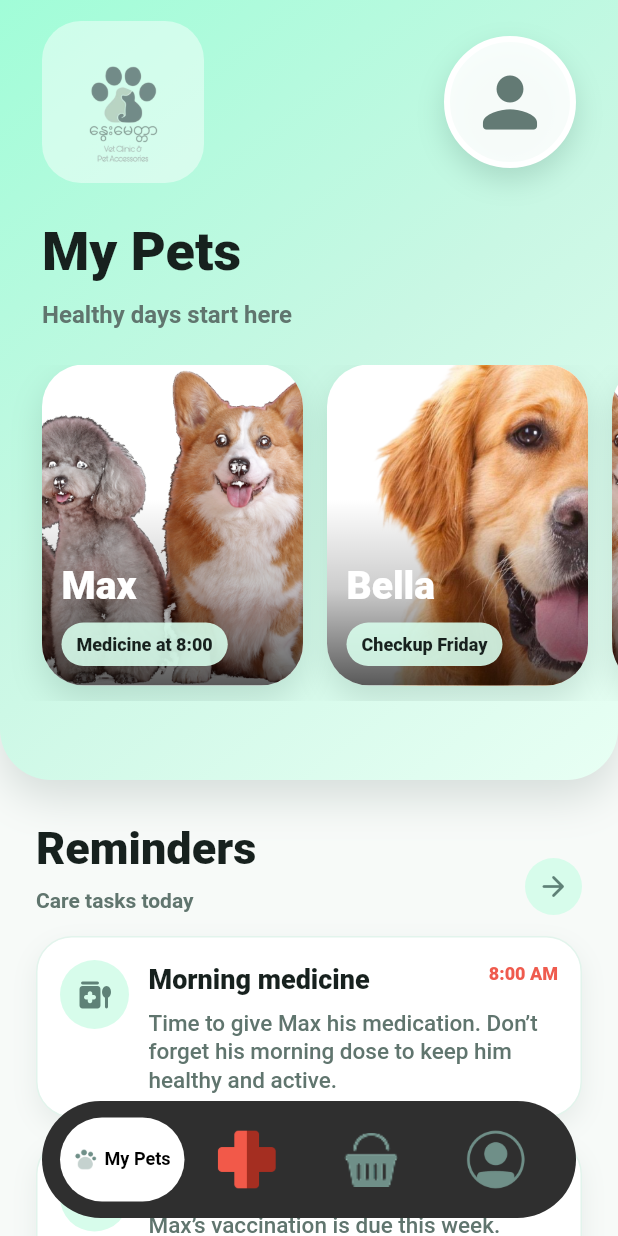
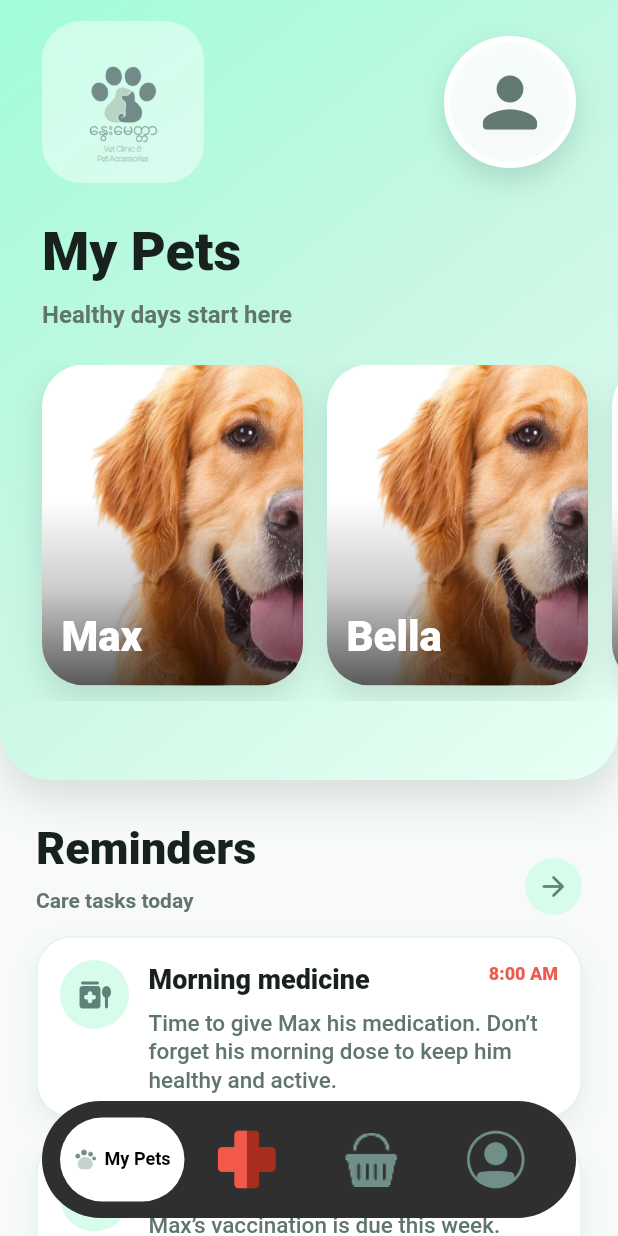
Before and after one commit to Needyu198/NwaysLoveVetClinic, a Flutter app: the PetOwnerHomePage screen opened by its route, on a phone screen of 412 x 824 dp. Run offline on Flutter 3.47's test engine with Material 3 defaults, Android fonts, the phone set to English and light mode, and no system bars; our stand-ins replace firebase_auth, firebase_core; accounts and stored records are empty.

Commit message:
fix photo section in home petowner

```diff
--- a/lib/pet_owner/pet_owner_home_page.dart
+++ b/lib/pet_owner/pet_owner_home_page.dart
@@ -238,23 +238,20 @@ class _PetCarousel extends StatelessWidget {
       children: const [
         _PetCard(
           name: 'Max',
-          label: 'Medicine at 8:00',
-          imageAsset: PetOwnerHomePage.petsAsset,
-          alignment: Alignment(-0.23, 0),
+          imageAsset: PetOwnerHomePage.dogAsset,
+          alignment: Alignment.center,
         ),
         SizedBox(width: 16),
         _PetCard(
           name: 'Bella',
-          label: 'Checkup Friday',
           imageAsset: PetOwnerHomePage.dogAsset,
           alignment: Alignment.center,
         ),
         SizedBox(width: 16),
         _PetCard(
           name: 'Luna',
-          label: 'All caught up',
-          imageAsset: PetOwnerHomePage.petsAsset,
-          alignment: Alignment(0.98, 0),
+          imageAsset: PetOwnerHomePage.dogAsset,
+          alignment: Alignment.center,
         ),
       ],
     );
@@ -264,13 +261,11 @@ class _PetCarousel extends StatelessWidget {
 class _PetCard extends StatelessWidget {
   const _PetCard({
     required this.name,
-    required this.label,
     required this.imageAsset,
     required this.alignment,
   });
 
   final String name;
-  final String label;
   final String imageAsset;
   final Alignment alignment;
 
@@ -312,45 +307,16 @@ class _PetCard extends StatelessWidget {
             left: 13,
             right: 13,
             bottom: 13,
-            child: Column(
-              crossAxisAlignment: CrossAxisAlignment.start,
-              children: [
-                Text(
+            child: Text(
               name,
               maxLines: 1,
               overflow: TextOverflow.ellipsis,
               style: const TextStyle(
                 color: Colors.white,
-                    fontSize: 26,
+                fontSize: 28,
                 fontWeight: FontWeight.w800,
                 letterSpacing: 0,
               ),
-                ),
-                const SizedBox(height: 6),
-                Container(
-                  padding: const EdgeInsets.symmetric(
-                    horizontal: 10,
-                    vertical: 6,
-                  ),
-                  decoration: BoxDecoration(
-                    color: PetOwnerHomePage.softMintColor.withValues(
-                      alpha: 0.9,
-                    ),
-                    borderRadius: BorderRadius.circular(18),
-                  ),
-                  child: Text(
-                    label,
-                    maxLines: 1,
-                    overflow: TextOverflow.ellipsis,
-                    style: const TextStyle(
-                      color: PetOwnerHomePage.inkColor,
-                      fontSize: 12,
-                      fontWeight: FontWeight.w800,
-                      letterSpacing: 0,
-                    ),
-                  ),
-                ),
-              ],
             ),
           ),
         ],
```
Lines whose indentation alone changed are shown as unchanged.
